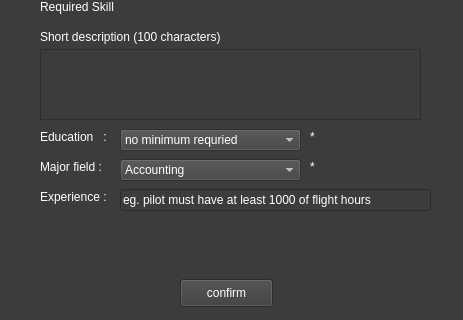
First picture: the form in ui_form/Create_Job_Criteria_UI.ui, repository Sirawap/PathFinder-Project, before the edit; both pictures show x 0 to 463 and y 211 to 531 of the 463 by 531 pixel window.
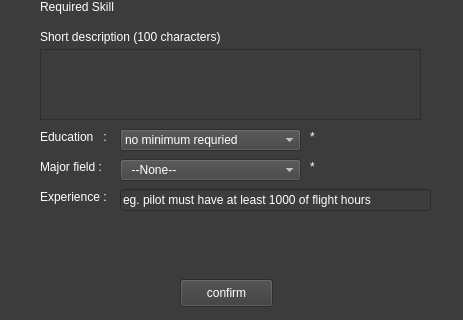
Second picture: the form after the edit.

```diff
--- a/ui_form/Create_Job_Criteria_UI.ui
+++ b/ui_form/Create_Job_Criteria_UI.ui
@@ -269,6 +269,11 @@
      <height>22</height>
     </rect>
    </property>
+   <item>
+    <property name="text">
+     <string>  --None--</string>
+    </property>
+   </item>
    <item>
     <property name="text">
      <string>Accounting</string>
```
